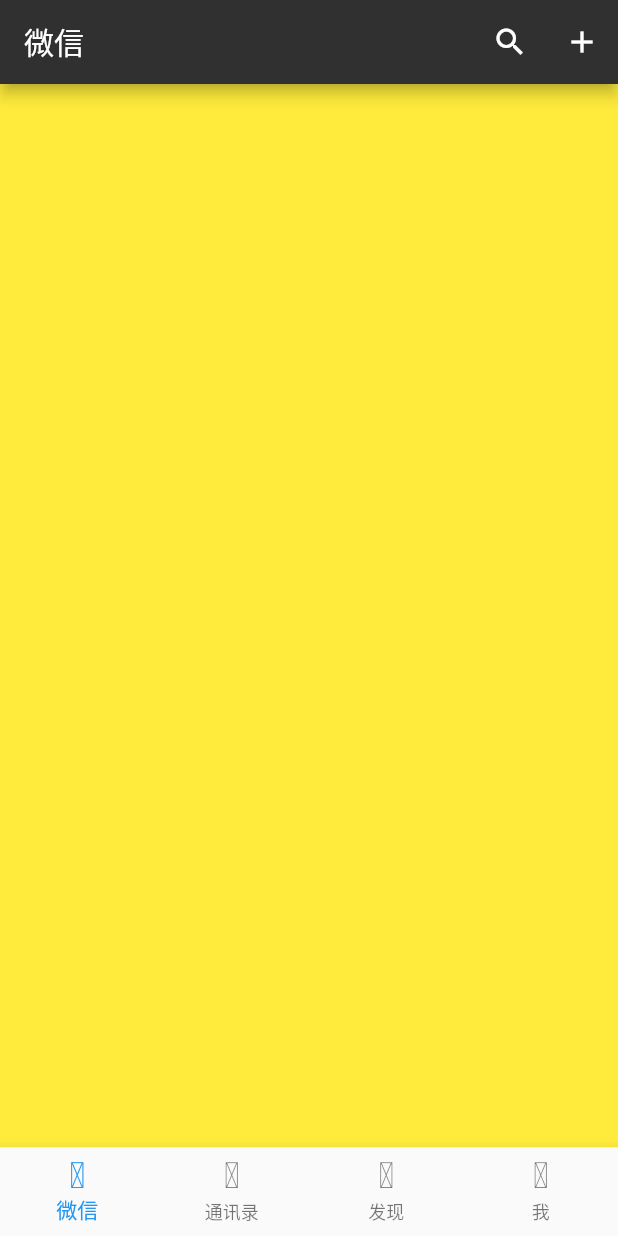
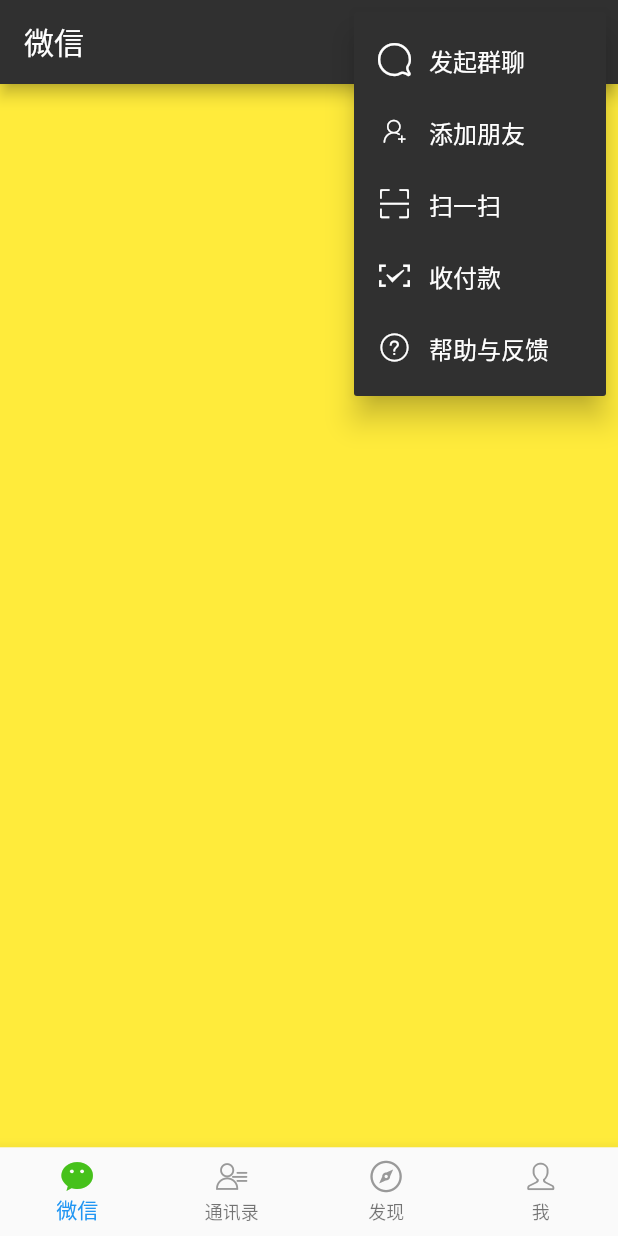
Before and after one commit to jyhu1993/we_chat_clone, a Flutter app: the screen it shows after launch, after a tap on the "add" icon, on a phone screen of 412 x 824 dp. Run offline on Flutter 3.47's test engine with Material 2 defaults, Android fonts, the phone set to English and light mode, and no system bars.

Commit message:
添加新增弹出框

```diff
--- a/lib/constants.dart
+++ b/lib/constants.dart
@@ -1,7 +1,10 @@
 class AppColors {
   static const AppBarColor = 0xff303030;
+  static const TabIconActive = 0xff46c11b;
+  static const TabIconNormal = 0xff999999;
+  static const AppBarPopupMenuTextColor = 0xffffffff;
 }
 
 class Constants {
-  static const IconFontFamily = "appFontIcon";
+  static const IconFontFamily = "appIconFont";
 }
--- a/lib/home/home_screen.dart
+++ b/lib/home/home_screen.dart
@@ -1,6 +1,9 @@
 import 'package:flutter/material.dart';
-import '../constants.dart' show Constants;
+import '../constants.dart';
 
+enum ActionItems {
+  GROUP_CHAT, ADD_FRIEND, QR_SCAN, PAYMENT, HELP
+}
 // 没有继承，一个单纯的class
 class NavigationIconView {
   final String _title;
@@ -13,9 +16,12 @@ class NavigationIconView {
     _icon = icon,
     _title = title,
     item = new BottomNavigationBarItem(
-      icon: Icon(icon),
-      activeIcon: Icon(activeIcon),
-      title: Text(title),
+      icon: Icon(icon, color: Color(AppColors.TabIconNormal),),
+      activeIcon: Icon(activeIcon, color: Color(AppColors.TabIconActive),),
+      title: Text(title, style: TextStyle(
+        fontSize: 14.0,
+        color: Color(AppColors.TabIconNormal),
+      ),),
       backgroundColor: Colors.white,
     );
 }
@@ -80,6 +86,18 @@ class _HomeScreenState extends State<HomeScreen> {
       ),
     ];
   }
+  _buildPopupMenuItem(int iconName, String title) {
+    return Row(
+      children: <Widget>[
+        Icon(IconData(
+          iconName,
+          fontFamily: Constants.IconFontFamily,
+        ), size: 22, color: const Color(AppColors.AppBarPopupMenuTextColor),),
+        Container(width: 12,),
+        Text(title, style: TextStyle(color: const Color(AppColors.AppBarPopupMenuTextColor)),),
+      ],
+    );
+  }
   @override
   Widget build(BuildContext context) {
     final BottomNavigationBar botNavBar =BottomNavigationBar(
@@ -100,9 +118,36 @@ class _HomeScreenState extends State<HomeScreen> {
             icon:Icon(Icons.search),
             onPressed: () {print('按钮');},
           ),
-          IconButton(
+          // 显示下拉菜单的一个控件
+          PopupMenuButton(
+            itemBuilder: (BuildContext context) {
+              return <PopupMenuItem<ActionItems>>[
+                PopupMenuItem(
+                  child: _buildPopupMenuItem(0xe656, '发起群聊'),
+                  value: ActionItems.GROUP_CHAT,
+                ),
+                PopupMenuItem(
+                  child: _buildPopupMenuItem(0xe60d, '添加朋友'),
+                  value: ActionItems.ADD_FRIEND,
+                ),
+                PopupMenuItem(
+                  child: _buildPopupMenuItem(0xe63d, '扫一扫'),
+                  value: ActionItems.QR_SCAN,
+                ),
+                PopupMenuItem(
+                  child: _buildPopupMenuItem(0xe600, '收付款'),
+                  value: ActionItems.PAYMENT,
+                ),
+                PopupMenuItem(
+                  child: _buildPopupMenuItem(0xe63e, '帮助与反馈'),
+                  value: ActionItems.HELP,
+                ),
+              ];
+            },
             icon: Icon(Icons.add),
-            onPressed: () {print('add');},
+            onSelected:  (ActionItems selected) {
+              print('点击的是$selected');
+            },
           ),
         ],
       ),
--- a/lib/main.dart
+++ b/lib/main.dart
@@ -8,7 +8,8 @@ void main() => runApp(
   MaterialApp(
     title: '微信',
     theme: ThemeData.light().copyWith(
-      primaryColor: Color(AppColors.AppBarColor)
+      primaryColor: Color(AppColors.AppBarColor),
+      cardColor: Color(AppColors.AppBarColor),
     ),
     home: HomeScreen(),
   )
```
Also changed, not shown: assets/fonts/iconfont.ttf.
